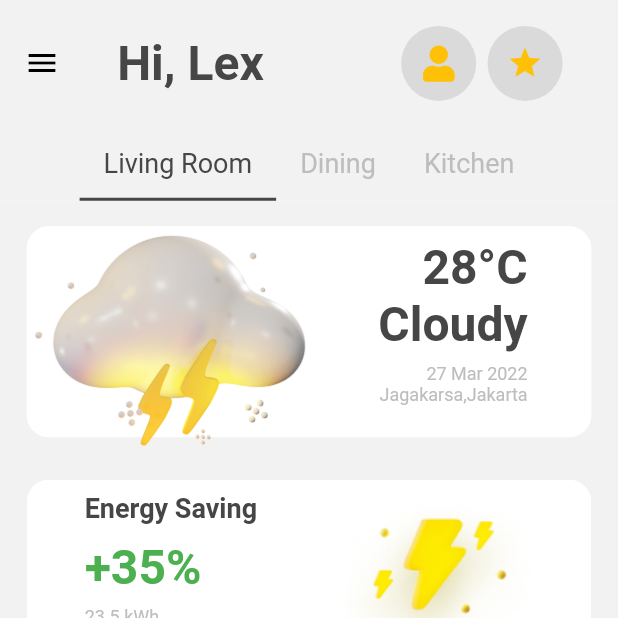
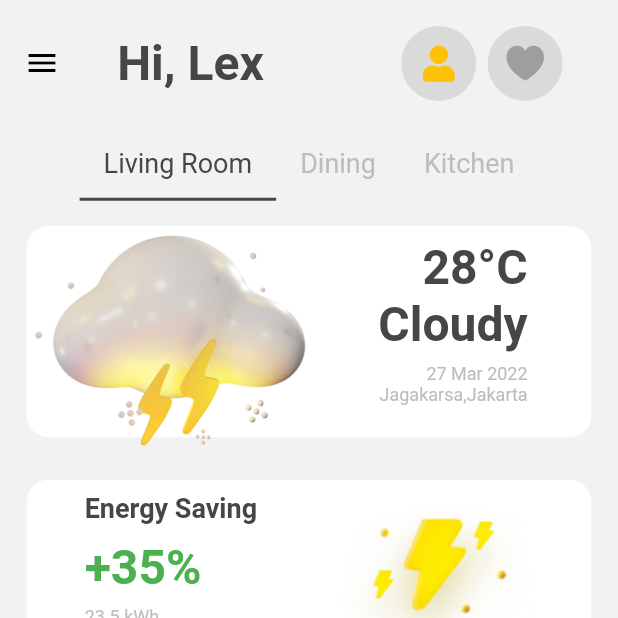
Before and after one commit to Lakhankumawat/smart-home-app, a Flutter app: the HomeScreen screen opened by its route, on a phone screen of 412 x 824 dp, the top half of it. Run offline on Flutter 3.47's test engine with Material 2 defaults, Android fonts, the light colour scheme and no system bars; our stand-ins replace dotted_border, flutter_svg, font_awesome_flutter, get_it, image_picker, lottie and 4 more; missing offline and left inert: awesome_circular_chart; Roboto replaces fonts that are missing (Nato Sans).

Commit message:
icon changed

```diff
--- a/lib/src/screens/favourites_screen/favourites_screen.dart
+++ b/lib/src/screens/favourites_screen/favourites_screen.dart
@@ -1,5 +1,6 @@
 import 'package:domus/config/size_config.dart';
 import 'package:domus/src/screens/favourites_screen/components/favourites_list.dart';
+import 'package:flutter/cupertino.dart';
 import 'package:flutter/material.dart';
 import 'package:domus/view/home_screen_view_model.dart';
 class Favourites extends StatefulWidget {
@@ -44,8 +45,9 @@ class _FavouritesState extends State<Favourites> {
                 child: IconButton(
                   splashRadius: 25,
                   icon: const Icon(
-                    Icons.star,
-                    color: Colors.amber,
+                      CupertinoIcons.heart_fill,
+                      color: Colors.grey,
+                      size: 30
                   ),
                   onPressed: () {
                     // Navigator.of(context).pushNamed(EditProfile.routeName);
--- a/lib/src/screens/home_screen/home_screen.dart
+++ b/lib/src/screens/home_screen/home_screen.dart
@@ -4,6 +4,7 @@ import 'package:domus/src/screens/edit_profile/edit_profile.dart';
 import 'package:domus/src/screens/favourites_screen/favourites_screen.dart';
 import 'package:domus/src/widgets/custom_bottom_nav_bar.dart';
 import 'package:domus/view/home_screen_view_model.dart';
+import 'package:flutter/cupertino.dart';
 import 'package:flutter/material.dart';
 import 'package:font_awesome_flutter/font_awesome_flutter.dart';
 import 'components/body.dart';
@@ -81,8 +82,9 @@ class HomeScreen extends StatelessWidget {
                         child: IconButton(
                           splashRadius: 25,
                           icon: const Icon(
-                            Icons.star,
-                            color: Colors.amber,
+                            CupertinoIcons.heart_fill,
+                            color: Colors.grey,
+                            size: 30,
                           ),
                           onPressed: () {
                             // Navigator.of(context).pushNamed(EditProfile.routeName);
```
